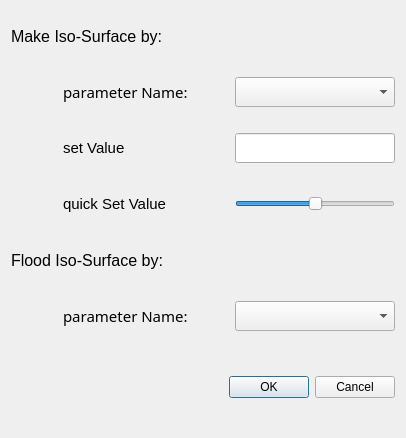
Old version of the form Post/IsoSurfaceDialog.ui in the repository shadeslide12/Ci_Gui.
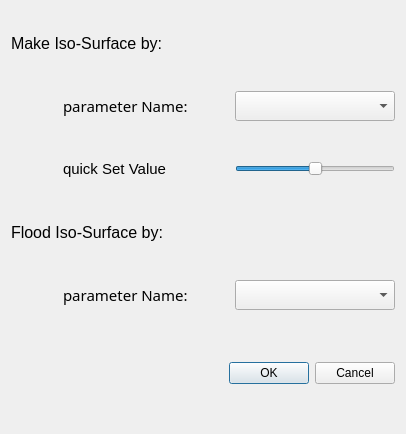
New version of the form.

The edit to the form file:
```diff
--- a/Post/IsoSurfaceDialog.ui
+++ b/Post/IsoSurfaceDialog.ui
@@ -130,30 +130,6 @@
      </property>
     </widget>
    </item>
-   <item row="2" column="2">
-    <widget class="QLabel" name="lableColorBarmin">
-     <property name="minimumSize">
-      <size>
-       <width>160</width>
-       <height>50</height>
-      </size>
-     </property>
-     <property name="maximumSize">
-      <size>
-       <width>160</width>
-       <height>50</height>
-      </size>
-     </property>
-     <property name="font">
-      <font>
-       <pointsize>11</pointsize>
-      </font>
-     </property>
-     <property name="text">
-      <string>set Value</string>
-     </property>
-    </widget>
-   </item>
    <item row="1" column="4">
     <widget class="QComboBox" name="nameComboBox">
      <property name="minimumSize">
@@ -244,30 +220,6 @@
      </property>
     </widget>
    </item>
-   <item row="2" column="4">
-    <widget class="QLineEdit" name="textColorBarmin">
-     <property name="minimumSize">
-      <size>
-       <width>160</width>
-       <height>30</height>
-      </size>
-     </property>
-     <property name="maximumSize">
-      <size>
-       <width>160</width>
-       <height>30</height>
-      </size>
-     </property>
-     <property name="font">
-      <font>
-       <pointsize>11</pointsize>
-      </font>
-     </property>
-     <property name="text">
-      <string/>
-     </property>
-    </widget>
-   </item>
    <item row="5" column="4">
     <widget class="QComboBox" name="nameComboBox_2">
      <property name="minimumSize">
```
